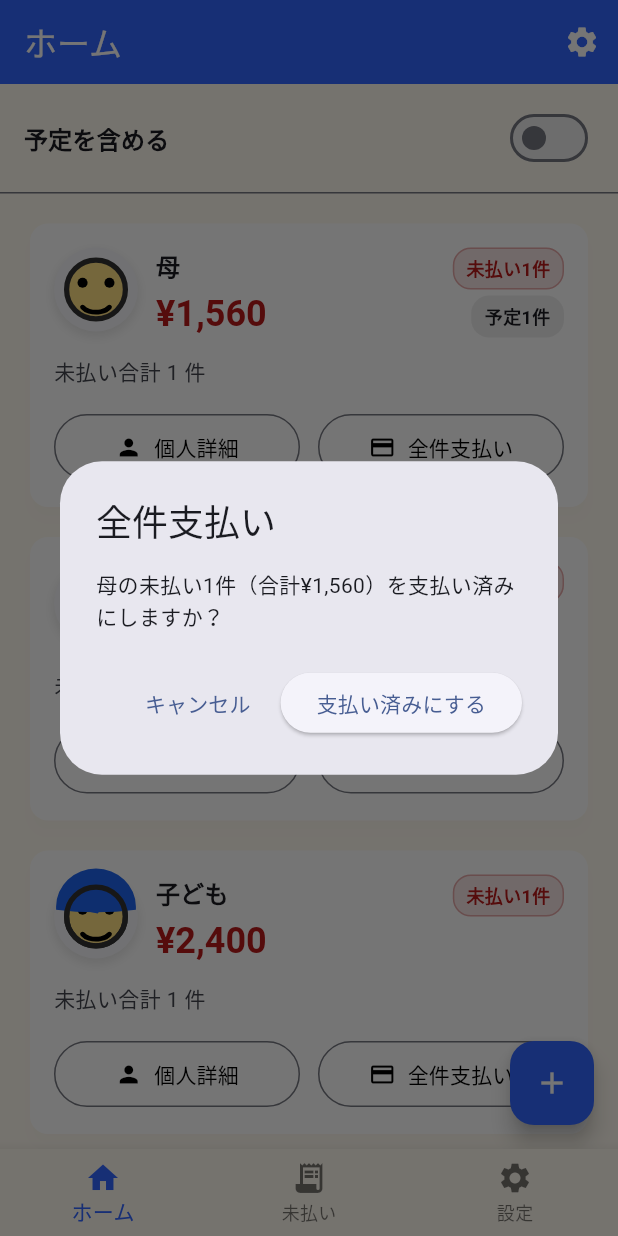
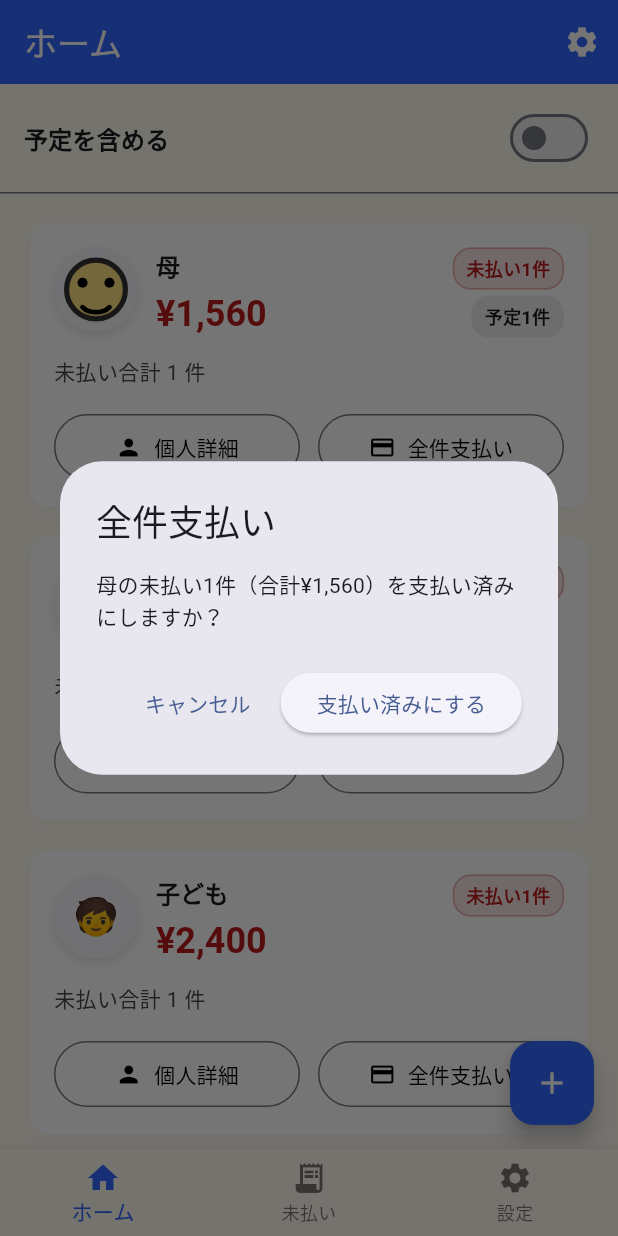
Before and after one commit to N-plus/PaymentCalendar, a Flutter app: the screen it shows after launch, after a tap on "全件支払い", on a phone screen of 412 x 824 dp. Run offline on Flutter 3.47's test engine with Material 3 defaults, Android fonts, the phone set to English and light mode, and no system bars; our stand-ins replace flutter_local_notifications, flutter_riverpod, image_picker, timezone.

Commit message:
Use emoji for child preset avatar

```diff
--- a/lib/widgets/person_avatar.dart
+++ b/lib/widgets/person_avatar.dart
@@ -117,11 +117,11 @@ class PersonAvatar extends StatelessWidget {
   }
 }
 
-enum _PresetAvatarType { child, mother, father;
+enum _PresetAvatarType {
+  mother,
+  father;
   static _PresetAvatarType? fromPerson(Person person) {
     switch (person.id) {
-      case 'child':
-        return _PresetAvatarType.child;
       case 'mother':
         return _PresetAvatarType.mother;
       case 'father':
@@ -145,7 +145,6 @@ class _PresetPersonAvatar extends StatelessWidget {
   @override
   Widget build(BuildContext context) {
     switch (type) {
-      case _PresetAvatarType.child:
       case _PresetAvatarType.mother:
       case _PresetAvatarType.father:
         break;
@@ -156,9 +155,6 @@ class _PresetPersonAvatar extends StatelessWidget {
 
     final CustomPainter painter;
     switch (type) {
-      case _PresetAvatarType.child:
-        painter = _ChildAvatarPainter(backgroundColor: resolvedBackgroundColor);
-        break;
       case _PresetAvatarType.mother:
       case _PresetAvatarType.father:
         painter = _AvatarPainter(backgroundColor: resolvedBackgroundColor);
@@ -269,75 +265,3 @@ class _AvatarPainter extends CustomPainter {
     return backgroundColor != oldDelegate.backgroundColor;
   }
 }
-
-class _ChildAvatarPainter extends _AvatarPainter {
-  const _ChildAvatarPainter({required super.backgroundColor});
-
-  static const Color _hairColor = Color(0xFF1E64F0);
-
-  @override
-  void paint(Canvas canvas, Size size) {
-    super.paint(canvas, size);
-
-    final double dimension = math.min(size.width, size.height);
-    final Offset center = Offset(size.width / 2, size.height / 2);
-    final double faceRadius = dimension * _AvatarPainter._faceDiameterFactor / 2;
-
-    final Paint hairPaint = Paint()
-      ..color = _hairColor
-      ..style = PaintingStyle.fill
-      ..isAntiAlias = true;
-
-    final Path hairPath = Path();
-    final double hairWidth = dimension * 0.95;
-    final double hairHeight = dimension * 0.9;
-    final Rect hairArcRect = Rect.fromCenter(
-      center: center.translate(0, -dimension * 0.12),
-      width: hairWidth,
-      height: hairHeight,
-    );
-    hairPath.addArc(hairArcRect, math.pi, math.pi);
-    hairPath.lineTo(center.dx + hairWidth / 2, center.dy - dimension * 0.08);
-    hairPath.quadraticBezierTo(
-      center.dx,
-      center.dy - dimension * 0.02,
-      center.dx - hairWidth / 2,
-      center.dy - dimension * 0.08,
-    );
-    hairPath.close();
-
-    canvas.drawPath(hairPath, hairPaint);
-
-    final Path fringePath = Path()
-      ..moveTo(center.dx - dimension * 0.2, center.dy - faceRadius * 0.45)
-      ..quadraticBezierTo(
-        center.dx - dimension * 0.05,
-        center.dy - faceRadius * 0.75,
-        center.dx + dimension * 0.1,
-        center.dy - faceRadius * 0.4,
-      )
-      ..lineTo(center.dx + dimension * 0.02, center.dy - faceRadius * 0.1)
-      ..quadraticBezierTo(
-        center.dx - dimension * 0.1,
-        center.dy - faceRadius * 0.18,
-        center.dx - dimension * 0.2,
-        center.dy - faceRadius * 0.22,
-      )
-      ..close();
-
-    canvas.drawPath(fringePath, hairPaint);
-
-    final Paint outlinePaint = Paint()
-      ..color = _AvatarPainter._outlineColor
-      ..style = PaintingStyle.stroke
-      ..strokeWidth = dimension * _AvatarPainter._faceStrokeFactor
-      ..strokeCap = StrokeCap.round
-      ..isAntiAlias = true;
-    canvas.drawCircle(center, faceRadius, outlinePaint);
-  }
-
-  @override
-  bool shouldRepaint(covariant _ChildAvatarPainter oldDelegate) {
-    return backgroundColor != oldDelegate.backgroundColor;
-  }
-}
```
